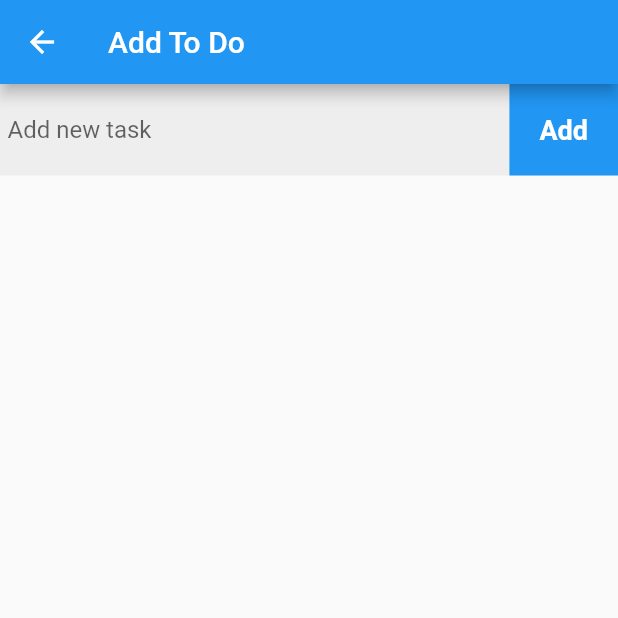
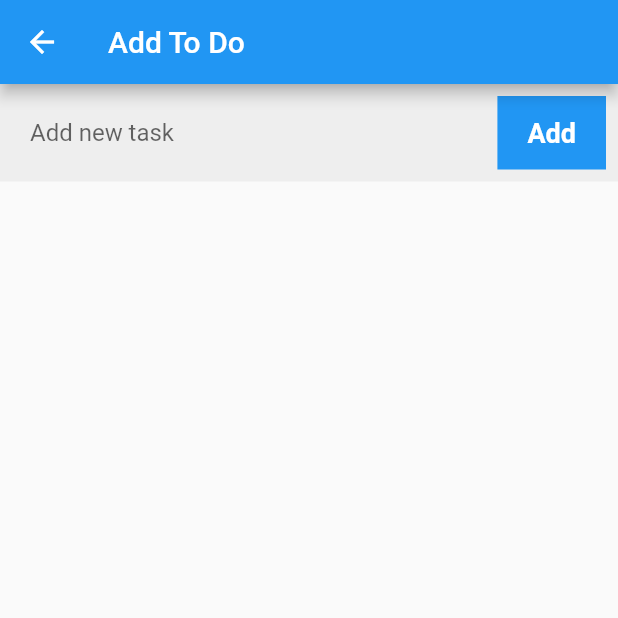
Before and after one commit to ucpritam/todo-app, a Flutter app: the screen it shows after launch, after a tap on the "add" icon, on a phone screen of 412 x 824 dp, the top half of it. Run offline on Flutter 3.47's test engine with Material 2 defaults, Android fonts, the phone set to English and light mode, and no system bars; our stand-ins replace sqflite; accounts and stored records are empty.

Commit message:
fixed input field and added setting

```diff
--- a/lib/screen/homepage.dart
+++ b/lib/screen/homepage.dart
@@ -3,6 +3,7 @@ import 'package:todo_app/database/db_provider.dart';
 import 'package:todo_app/model/task_model.dart';
 import '../widget/todo_list.dart';
 import './add_todo.dart';
+import '../screen/setting.dart';
 
 class HomePage extends StatefulWidget {
   const HomePage({Key? key}) : super(key: key);
@@ -33,7 +34,20 @@ class _HomePageState extends State<HomePage> {
   Widget build(BuildContext context) {
     return Scaffold(
       appBar: AppBar(
-        title: const Text('To-Do App'),
+        title: const Text('To Do App'),
+        actions: [
+          IconButton(
+            onPressed: () => Navigator.push(
+                context,
+                MaterialPageRoute(
+                  builder: (_) => const SettingScreen(),
+                )),
+            icon: const Icon(Icons.settings),
+          ),
+          const Padding(
+            padding: EdgeInsets.symmetric(horizontal: 2),
+          )
+        ],
       ),
       floatingActionButton: FloatingActionButton(
         child: const Icon(
--- a/lib/widget/user_input.dart
+++ b/lib/widget/user_input.dart
@@ -1,10 +1,17 @@
 import 'package:flutter/material.dart';
 import 'package:todo_app/model/task_model.dart';
 
-class UserInput extends StatelessWidget {
-  var textController = TextEditingController();
+class UserInput extends StatefulWidget {
   final Function insertTask; //receive addItem method
-  UserInput({required this.insertTask, Key? key}) : super(key: key);
+  const UserInput({required this.insertTask, Key? key}) : super(key: key);
+
+  @override
+  _UserInputState createState() => _UserInputState();
+}
+
+class _UserInputState extends State<UserInput> {
+  final textController = TextEditingController();
+  bool validate = false;
 
   @override
   Widget build(BuildContext context) {
@@ -14,27 +21,36 @@ class UserInput extends StatelessWidget {
         children: [
           Expanded(
             child: Container(
-            padding: const EdgeInsets.symmetric(horizontal: 5),
+              padding: const EdgeInsets.symmetric(horizontal: 20),
               child: TextField(
                 controller: textController,
-              decoration: const InputDecoration(
+                decoration: InputDecoration(
                   hintText: 'Add new task',
                   border: InputBorder.none,
+                  errorText: validate ? 'Enter a task' : null,
                 ),
               ),
-          )),
+            ),
+          ),
           const SizedBox(
             width: 10,
           ),
-          GestureDetector(
-            onTap: () {
+          TextButton(
+            onPressed: () {
+              setState(() {
+                textController.text.isEmpty
+                    ? validate = true
+                    : validate = false;
+              });
+              if (validate == false) {
                 var myTodo = Task(title: textController.text, status: false);
-              insertTask(myTodo);
+                widget.insertTask(myTodo);
                 Navigator.pop(context);
+              }
             },
             child: Container(
               color: Colors.blue,
-              padding: const EdgeInsets.symmetric(horizontal: 20, vertical: 20),
+              padding: const EdgeInsets.symmetric(horizontal: 20, vertical: 14),
               child: const Text(
                 'Add',
                 style: TextStyle(
```
Also changed, not shown: lib/screen/setting.dart (added, +19 -0 lines). Lines whose indentation alone changed are shown as unchanged.
